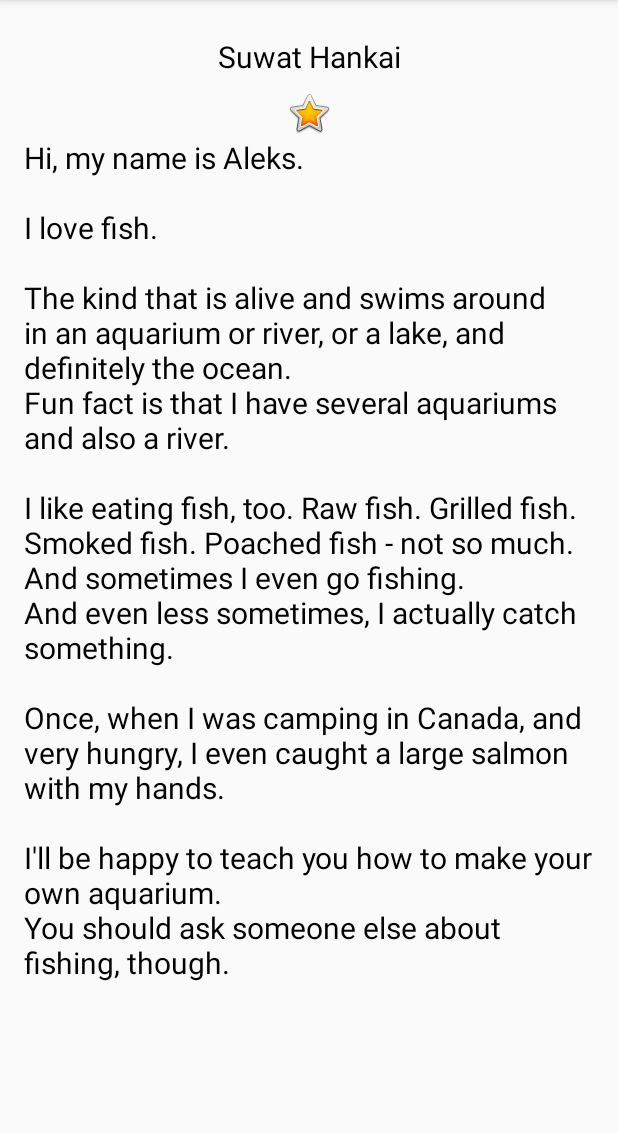
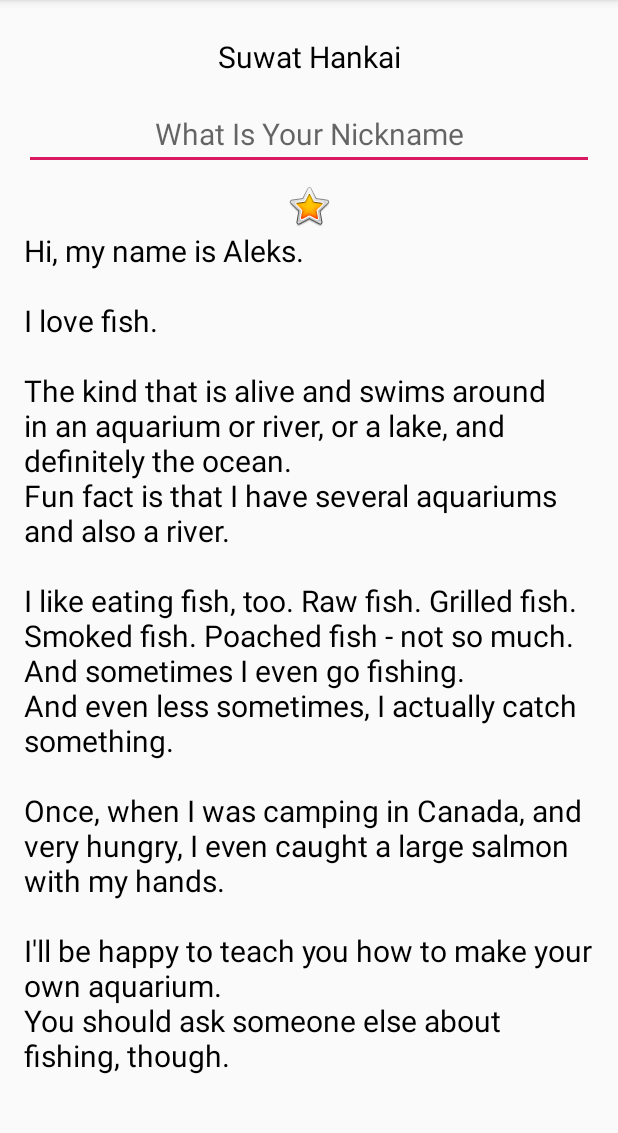
Before and after one commit to suwat59160620/Lab2Android, an Android app: the screen it shows after launch (MainActivity), on a phone screen of 412 x 824 dp, the part 84-1217 px from its top. Run offline under Robolectric (Android 15) with nearby library versions, the phone set to English and light mode, and no system bars; Roboto replaces fonts that are not available here.

Commit message:
2.2part1-4

```diff
--- a/app/src/main/res/layout/activity_main.xml
+++ b/app/src/main/res/layout/activity_main.xml
@@ -16,6 +16,13 @@
             android:layout_height="wrap_content" android:id="@+id/name_text"
             android:textAlignment="center"
             style="@style/NameStyle"/>
+    <EditText
+            android:layout_width="match_parent"
+            android:layout_height="wrap_content"
+            android:inputType="textPersonName"
+            android:ems="10"
+            android:id="@+id/nickname_edit" android:hint="@string/what_is_your_nickname"
+            android:textAlignment="center" style="@style/NameStyle"/>
     <ImageView
             android:layout_width="match_parent"
             android:layout_height="wrap_content" app:srcCompat="@android:drawable/btn_star_big_on"
--- a/app/src/main/res/values/strings.xml
+++ b/app/src/main/res/values/strings.xml
@@ -12,4 +12,5 @@
         \n\nOnce, when I was camping in Canada, and very hungry, I even caught a large salmon with my hands.
         \n\nI\'ll be happy to teach you how to make your own aquarium.
         \nYou should ask someone else about fishing, though.\n\n</string>
+    <string name="what_is_your_nickname">What Is Your Nickname</string>
 </resources>
```
